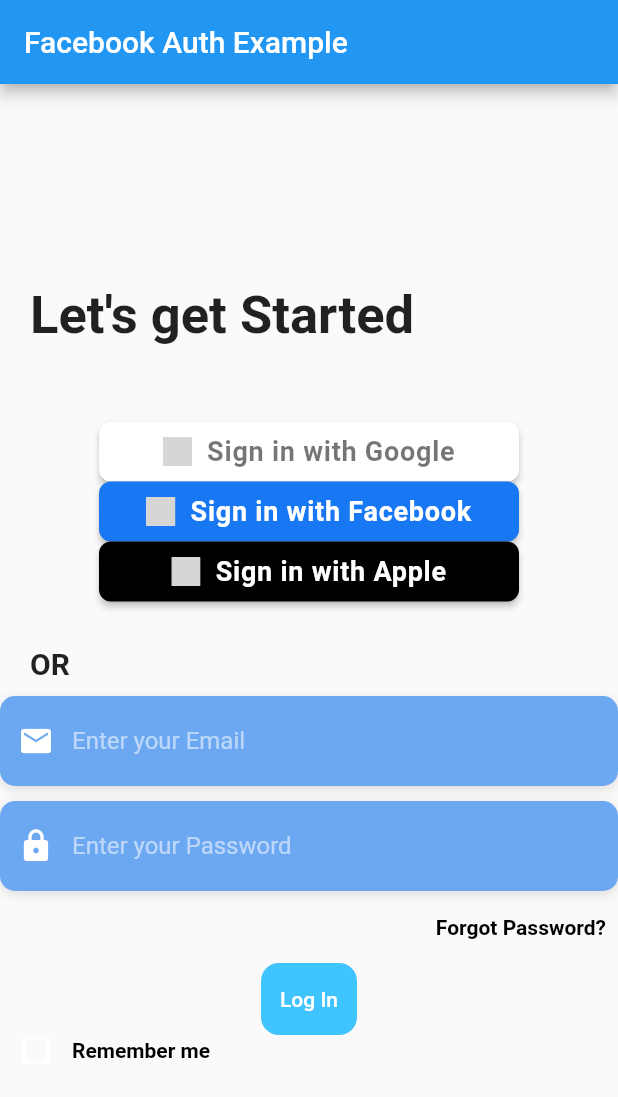
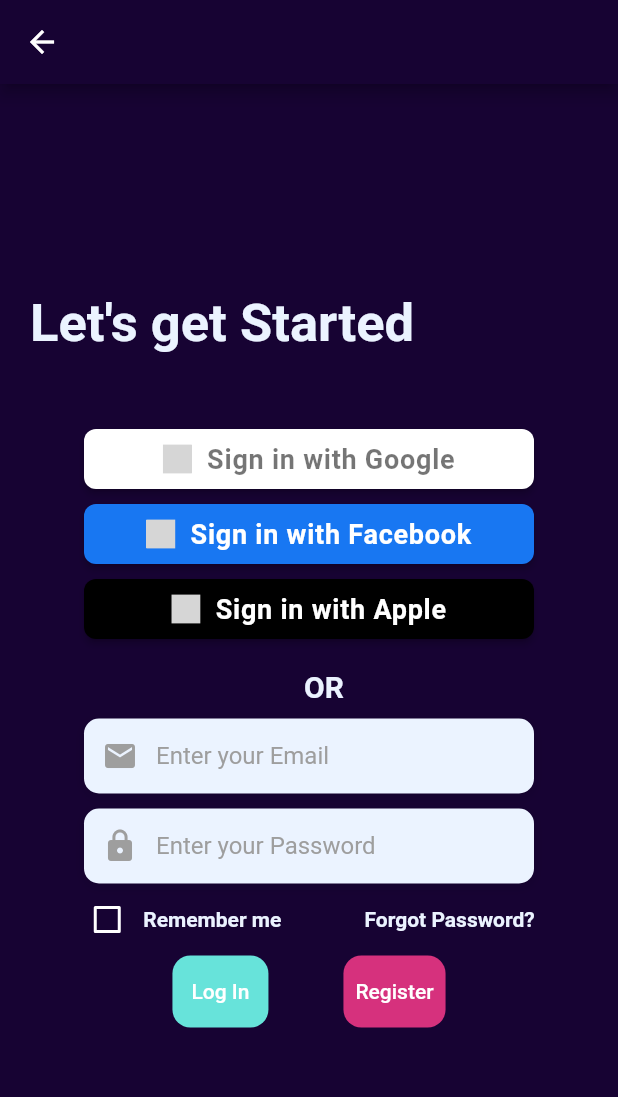
Before and after one commit to xlilsipx/login_final, a Flutter app: the screen it shows after launch, on a phone screen of 412 x 824 dp. Shown: the top 1097 px of the screen. Run offline on Flutter 3.47's test engine with Material 2 defaults, Android fonts, the phone set to English and light mode, and no system bars; our stand-ins replace auth_buttons, firebase_auth, firebase_core, flutter_signin_button, google_sign_in; missing offline and left inert: flutter_facebook_auth; accounts and stored records are empty; Roboto replaces fonts that are missing (OpenSans); grey boxes are pictures that could not be loaded.

Commit message:
loginpage

```diff
--- a/lib/constants.dart
+++ b/lib/constants.dart
@@ -17,18 +17,18 @@ const kTextFieldDecoration = InputDecoration(
 );
 
 final kHintTextStyle = TextStyle(
-  color: Colors.white54,
+  color: Colors.grey,
   fontFamily: 'OpenSans',
 );
 
 final kLabelStyle = TextStyle(
-  color: Colors.black,
+  color: Color(0xffEBF3FF),
   fontWeight: FontWeight.bold,
   fontFamily: 'OpenSans',
 );
 
 final kBoxDecorationStyle = BoxDecoration(
-  color: Color(0xFF6CA8F1),
+  color: Color(0xffEBF3FF),
   borderRadius: BorderRadius.circular(10.0),
   boxShadow: [
     BoxShadow(
@@ -38,3 +38,17 @@ final kBoxDecorationStyle = BoxDecoration(
     ),
   ],
 );
+
+final kElevatedButtonActivityStyleInactive = ButtonStyle(
+  shape: MaterialStateProperty.all(RoundedRectangleBorder(borderRadius: BorderRadius.circular(18.0))),
+  backgroundColor: MaterialStateProperty.all<Color>(Colors.blue),
+);
+
+final kElevatedButtonActivityStyleActive = ButtonStyle(
+  shape: MaterialStateProperty.all(RoundedRectangleBorder(borderRadius: BorderRadius.circular(18.0))),
+  backgroundColor: MaterialStateProperty.all<Color>(Colors.red),
+);
+
+final kTextSectionColor = Color(0xffEBF3FF);
+final kRegisterButtonColor = Color(0xffD6317D);
+final kLogInButtonColor = Color(0xff67E3DA);
--- a/lib/login_screenfinal.dart
+++ b/lib/login_screenfinal.dart
@@ -40,6 +40,7 @@ class _LoginScreenFinalState extends State<LoginScreenFinal> {
         return;
       } else{
         _user = googleUser;
+
       }
       //_user = googleUser; // besser wenn als else statement geschriben wird?, kann else weglassen
 
@@ -50,12 +51,13 @@ class _LoginScreenFinalState extends State<LoginScreenFinal> {
       );
 
       await FirebaseAuth.instance.signInWithCredential(credential);
+      print('google nicuuuuuuuu');
 
     } catch (e) {
       print(e.toString());
     }
 
-    //notifyListeners(); siddha hier evtl faul
+    //notifyListeners(); //siddha hier evtl faul
 
   }
 
@@ -73,14 +75,15 @@ class _LoginScreenFinalState extends State<LoginScreenFinal> {
         Container(
           alignment: Alignment.centerLeft,
           decoration: kBoxDecorationStyle,
-          height: 60.0,
+          width: 300.0,
+          height: 50.0,
           child: TextField(
             keyboardType: TextInputType.emailAddress,
             onChanged: (value) {
               email = value;
             },
             style: TextStyle(
-              color: Colors.white,
+              color: Colors.grey,
               fontFamily: 'OpenSans',
             ),
             decoration: InputDecoration(
@@ -88,7 +91,7 @@ class _LoginScreenFinalState extends State<LoginScreenFinal> {
               contentPadding: EdgeInsets.only(top: 14.0),
               prefixIcon: Icon(
                 Icons.email,
-                color: Colors.white,
+                color: Colors.grey,
               ),
               hintText: 'Enter your Email',
               hintStyle: kHintTextStyle,
@@ -108,12 +111,13 @@ class _LoginScreenFinalState extends State<LoginScreenFinal> {
         Container(
           alignment: Alignment.centerLeft,
           decoration: kBoxDecorationStyle,
-          height: 60.0,
+          width: 300.0, //TODO: width heigth dumm für verschiedene handies hier noch anpassen
+          height: 50.0,
           child: TextField(
 
             obscureText: true,
             style: TextStyle(
-              color: Colors.white,
+              color: Colors.grey,
               fontFamily: 'OpenSans',
             ),
             onChanged: (value) {
@@ -124,7 +128,7 @@ class _LoginScreenFinalState extends State<LoginScreenFinal> {
               contentPadding: EdgeInsets.only(top: 14.0),
               prefixIcon: Icon(
                 Icons.lock,
-                color: Colors.white,
+                color: Colors.grey,
               ),
               hintText: 'Enter your Password',
               hintStyle: kHintTextStyle,
@@ -167,13 +171,17 @@ class _LoginScreenFinalState extends State<LoginScreenFinal> {
           // );
 
         });
+        setState(() {
+          isLoadingGgl = !isLoadingGgl; //TODO: loading need to stop
+        });
       },
       darkMode: false,
       isLoading: isLoadingGgl,
       style: AuthButtonStyle(
         iconSize: 24.0,
         borderRadius: 8.0,
-        width: 280.0,
+        width: 300.0,
+        height: 40,
       ),
       //buttonType: buttonType;
     );
@@ -191,7 +199,8 @@ class _LoginScreenFinalState extends State<LoginScreenFinal> {
       style: AuthButtonStyle(
         iconSize: 24.0,
         borderRadius: 8.0,
-        width: 280.0,
+        width: 300.0,
+        height: 40,
       ),
       //buttonType: buttonType;
     );
@@ -202,7 +211,7 @@ class _LoginScreenFinalState extends State<LoginScreenFinal> {
       onPressed: () {
         setState(() {
           isLoadingFb = !isLoadingFb;
-          _fblogin();
+          _fbLogin();
 
           Navigator.push(
             context,
@@ -224,7 +233,8 @@ class _LoginScreenFinalState extends State<LoginScreenFinal> {
       style: AuthButtonStyle(
         iconSize: 24.0,
         borderRadius: 8.0,
-        width: 280.0,
+        width: 300.0,
+        height: 40,
       ),
       //buttonType: buttonType;
     );
@@ -262,7 +272,7 @@ class _LoginScreenFinalState extends State<LoginScreenFinal> {
     return Container(
       decoration: BoxDecoration(
         borderRadius: BorderRadius.circular(12),
-        color: Colors.lightBlueAccent
+        color: kLogInButtonColor,
       ),
       child: TextButton(
         onPressed: () async {
@@ -286,6 +296,42 @@ class _LoginScreenFinalState extends State<LoginScreenFinal> {
 
         child: Text(
           'Log In',
+          style: TextStyle(
+            color: Colors.white,
+          ),
+        ),
+      ),
+    );
+  }
+
+  Widget _emailRegisterButton() {
+    return Container(
+      decoration: BoxDecoration(
+          borderRadius: BorderRadius.circular(12),
+          color: kRegisterButtonColor,
+      ),
+      child: TextButton(
+        onPressed: () async {
+          setState(() {
+            //showSpinner = true; siddha
+          });
+          try {
+            final newUser = await _auth.createUserWithEmailAndPassword(
+                email: email, password: password);
+            // if (newUser != null) {
+            //   Navigator.pushNamed(context, ChatScreen.id);
+            // } //siddha
+
+            setState(() {
+             // showSpinner = false; siddha
+            });
+          } catch (e) {
+            print(e);
+          }
+        },
+
+        child: Text(
+          'Register',
           style: TextStyle(
             color: Colors.white,
           ),
@@ -335,7 +381,7 @@ class _LoginScreenFinalState extends State<LoginScreenFinal> {
   }
 
 
-  Future<void> _fblogin() async {
+  Future<void> _fbLogin() async {
     final LoginResult result = await FacebookAuth.instance.login(); // by the fault we request the email and the public profile
 
     // loginBehavior is only supported for Android devices, for ios it will be ignored
@@ -348,6 +394,7 @@ class _LoginScreenFinalState extends State<LoginScreenFinal> {
 
     if (result.status == LoginStatus.success) {
       _accessToken = result.accessToken;
+      print('nicccceeeee');
       _printCredentials();
       // get the user data
       // by default we get the userId, email,name and picture
@@ -375,51 +422,69 @@ class _LoginScreenFinalState extends State<LoginScreenFinal> {
   @override
   Widget build(BuildContext context) {
     return Scaffold(
+      backgroundColor: Color(0xff170333),
         appBar: AppBar(
-          title: const Text('Facebook Auth Example'),
+          backgroundColor: Color(0xff170333),
+          leading: IconButton(
+            icon: Icon(Icons.arrow_back, color: Colors.white),
+            onPressed: () => Navigator.of(context).pop(),
+          ),
         ),
         body: Center(
           child: SingleChildScrollView(
             child: Column(
               crossAxisAlignment: CrossAxisAlignment.center,
               children: <Widget>[
-                SizedBox(
-                  height: 20,
-                ),
+                // SizedBox(
+                //   height: 20,
+                // ),
                 Align(
                   alignment: Alignment.centerLeft,
                   child: Container(
                     margin: EdgeInsets.only(left: 20.0),
                     child: Text(
                       "Let's get Started",
-                      style: TextStyle(fontSize: 35, fontWeight: FontWeight.bold),
+                      style: TextStyle(fontSize: 35, fontWeight: FontWeight.bold, color: kTextSectionColor),
                     ),
                   ),
                 ),
                 SizedBox(height: 50),
                 _buildGoogleLoginButton(),
+                SizedBox(height: 10),
                 _buildFacebookLoginButton(),
+                SizedBox(height: 10),
                 _buildAppleLoginButton(),
-                SizedBox(height: 10),
+                SizedBox(height: 20),
 
-                SizedBox(height: 10),
-
-                SizedBox(height: 10),
                 Align(
-                  alignment: Alignment.centerLeft,
+                  alignment: Alignment.center,
                   child: Container(
                     margin: EdgeInsets.only(left: 20.0),
                     child: Text(
                       "OR",
-                      style: TextStyle(fontSize: 20, fontWeight: FontWeight.bold),
+                      style: TextStyle(fontSize: 20, fontWeight: FontWeight.bold, color: kTextSectionColor),
                     ),
                   ),
                 ),
                 _buildEmailTF(),
                 _buildPasswordTF(),
-                _buildForgotPasswordBtn(),
-                _emailLogInButton(),
-                _buildRememberMeCheckbox(),
+                Row(
+                  mainAxisAlignment: MainAxisAlignment.spaceEvenly,
+                  children: [
+                    _buildRememberMeCheckbox(),
+                    _buildForgotPasswordBtn(),
+                  ],
+                ),
+                Row(
+                  crossAxisAlignment: CrossAxisAlignment.center,
+                  mainAxisAlignment: MainAxisAlignment.center,
+                  children: <Widget> [
+                    _emailLogInButton(),
+                    SizedBox(width: 50,),
+                    _emailRegisterButton(),
+                  ],
+                ),
+
 
               ],
             ),
--- a/lib/main.dart
+++ b/lib/main.dart
@@ -377,6 +377,7 @@ import 'package:flutter/material.dart';
 import 'login_screenfinal.dart';
 import 'package:firebase_auth/firebase_auth.dart';
 import 'package:firebase_core/firebase_core.dart';
+import 'package:login_final/interest_page.dart';
 
 //void main() => runApp(MyApp());
 void main() async {
@@ -392,7 +393,7 @@ class MyApp extends StatelessWidget {
     return MaterialApp(
       title: 'Flutter Login UI',
       debugShowCheckedModeBanner: false,
-      home: LoginScreenFinal(),
+      home: LoginScreenFinal(),//InterestPage(), //
     );
   }
 }
```
Also changed, not shown: lib/interest_page.dart (added, +229 -0 lines), lib/user_data_page.dart (+29 -10 lines).
